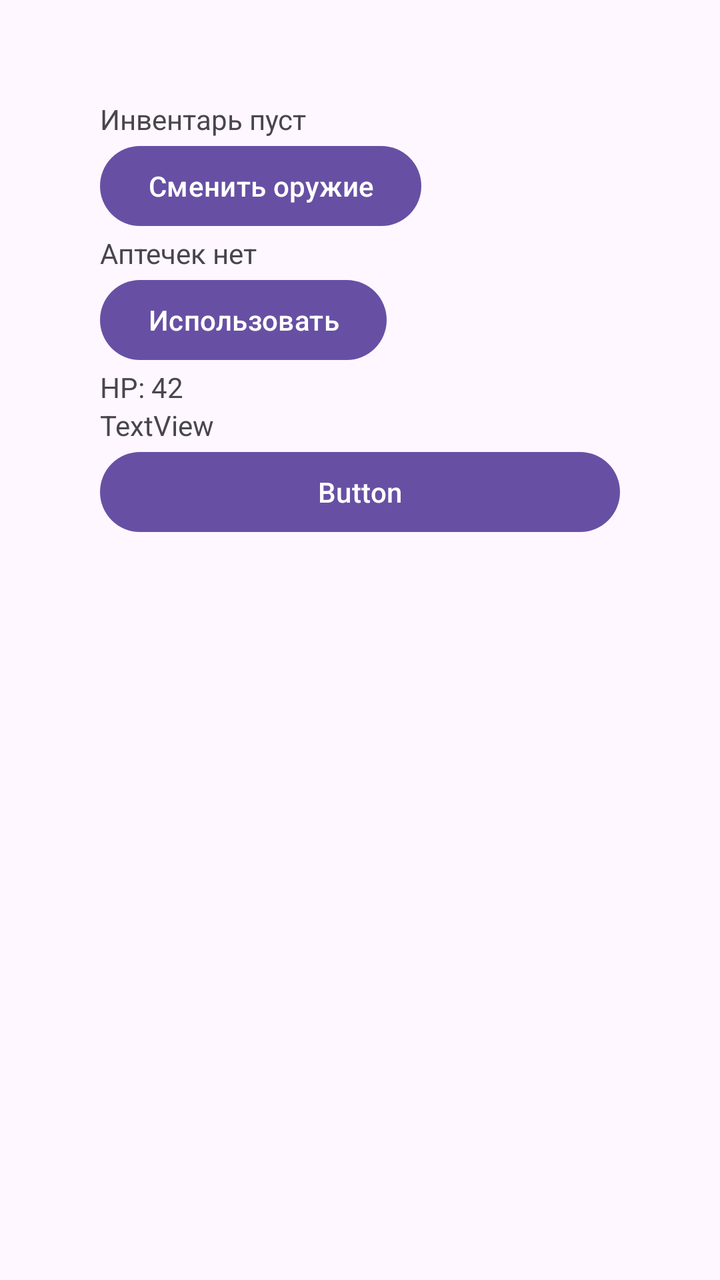
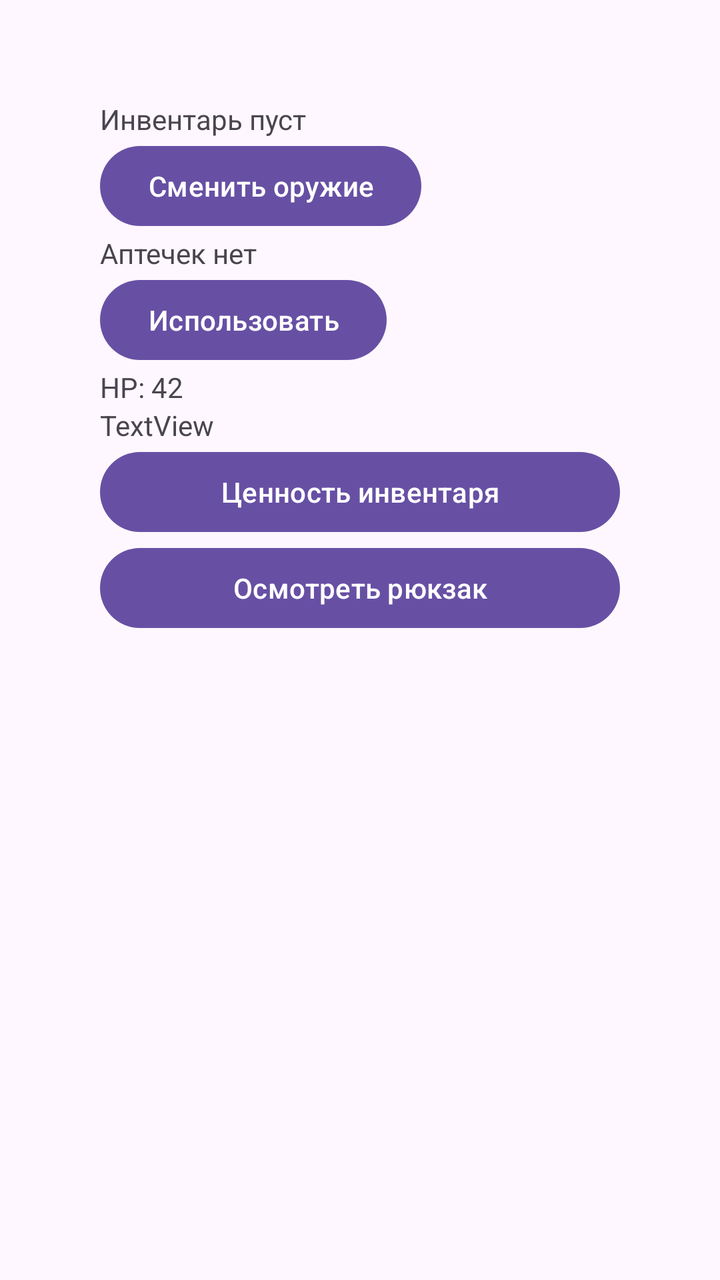

Two renders of the same Android screen: before a commit and after it. Below are the layout's source before the change and the commit's diff.
<!-- AndroidManifest.xml: application theme Theme.ApexLegends -->
<!-- res/layout/activity_main.xml -->
<LinearLayout xmlns:android="http://schemas.android.com/apk/res/android"
    android:id="@+id/main"
    android:layout_width="match_parent"
    android:layout_height="match_parent"
    android:orientation="vertical"
    android:padding="50dp">

    <TextView
        android:id="@+id/itemCard"
        android:layout_width="wrap_content"
        android:layout_height="wrap_content"
        android:text="Инвентарь пуст" />

    <Button
        android:id="@+id/switchWeaponButton"
        android:layout_width="wrap_content"
        android:layout_height="wrap_content"
        android:text="Сменить оружие" />

    <TextView
        android:id="@+id/tv_consumable"
        android:layout_width="match_parent"
        android:layout_height="wrap_content"
        android:text="Аптечек нет" />

    <Button
        android:id="@+id/btn_consumable_use"
        android:layout_width="wrap_content"
        android:layout_height="wrap_content"
        android:text="Использовать" />

    <TextView
        android:id="@+id/tv_health_bar"
        android:layout_width="match_parent"
        android:layout_height="wrap_content"
        android:text="HP: 42" />

    <TextView
        android:id="@+id/tv_summaryCard"
        android:layout_width="match_parent"
        android:layout_height="wrap_content"
        android:text="TextView" />

    <Button
        android:id="@+id/btn_value_button"
        android:layout_width="match_parent"
        android:layout_height="wrap_content"
        android:text="Button" />

</LinearLayout>
<!-- resources referenced by this layout -->
<resources>
  <style name="Theme.ApexLegends" parent="Base.Theme.ApexLegends" />
  <style name="Base.Theme.ApexLegends" parent="Theme.Material3.DayNight.NoActionBar">
          
          
      </style>
</resources>

<!-- the commit's change to res/layout/activity_main.xml (unified diff, before → after) -->
@@ -45,6 +45,12 @@
         android:id="@+id/btn_value_button"
         android:layout_width="match_parent"
         android:layout_height="wrap_content"
-        android:text="Button" />
+        android:text="Ценность инвентаря" />
+
+    <Button
+        android:id="@+id/btn_next_item"
+        android:layout_width="match_parent"
+        android:layout_height="wrap_content"
+        android:text="Осмотреть рюкзак" />
 
 </LinearLayout>
